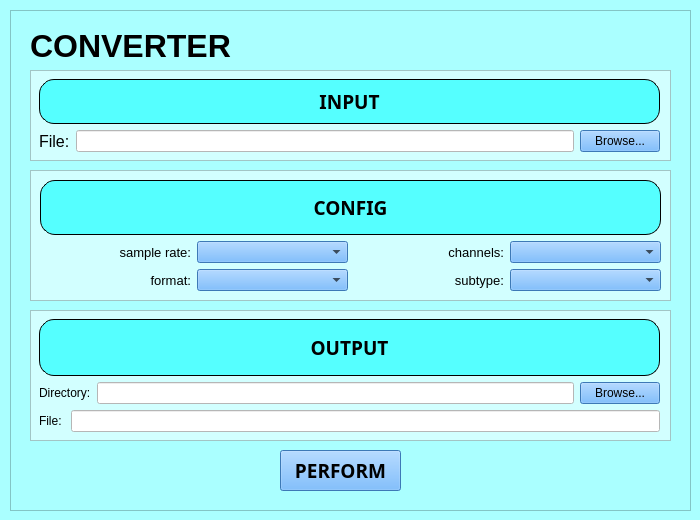
The window that src/views/converterMain.ui (franeum/pysoundtools) describes before a commit, drawn with Qt 5.
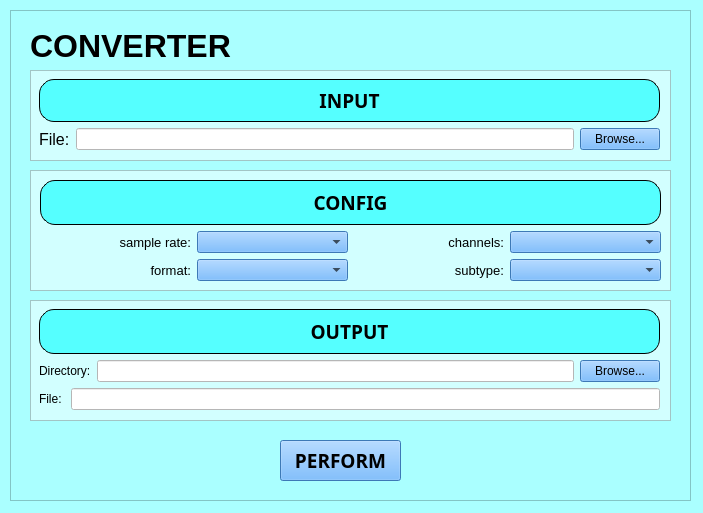
The same window after the commit.

Patch:
```diff
--- a/src/views/converterMain.ui
+++ b/src/views/converterMain.ui
@@ -6,8 +6,8 @@
    <rect>
     <x>0</x>
     <y>0</y>
-    <width>700</width>
-    <height>520</height>
+    <width>703</width>
+    <height>513</height>
    </rect>
   </property>
   <property name="font">
@@ -32,7 +32,7 @@
      <x>10</x>
      <y>10</y>
      <width>681</width>
-     <height>501</height>
+     <height>491</height>
     </rect>
    </property>
    <property name="font">
@@ -83,7 +83,7 @@
        <x>9</x>
        <y>9</y>
        <width>621</width>
-       <height>73</height>
+       <height>71</height>
       </rect>
      </property>
      <layout class="QGridLayout" name="gridLayout">
@@ -154,9 +154,9 @@
     <property name="geometry">
      <rect>
       <x>20</x>
-      <y>300</y>
+      <y>290</y>
       <width>641</width>
-      <height>131</height>
+      <height>121</height>
      </rect>
     </property>
     <property name="font">
@@ -179,7 +179,7 @@
        <x>9</x>
        <y>9</y>
        <width>621</width>
-       <height>113</height>
+       <height>101</height>
       </rect>
      </property>
      <layout class="QGridLayout" name="gridLayout_2">
@@ -266,7 +266,7 @@
       <x>20</x>
       <y>160</y>
       <width>641</width>
-      <height>131</height>
+      <height>121</height>
      </rect>
     </property>
     <property name="font">
@@ -289,7 +289,7 @@
        <x>10</x>
        <y>10</y>
        <width>621</width>
-       <height>111</height>
+       <height>101</height>
       </rect>
      </property>
      <layout class="QGridLayout" name="gridLayout_3">
@@ -443,7 +443,7 @@
     <property name="geometry">
      <rect>
       <x>270</x>
-      <y>440</y>
+      <y>430</y>
       <width>121</width>
       <height>41</height>
      </rect>
```
Left out of the diff: 7 changed lines with no effect on the pictures.
